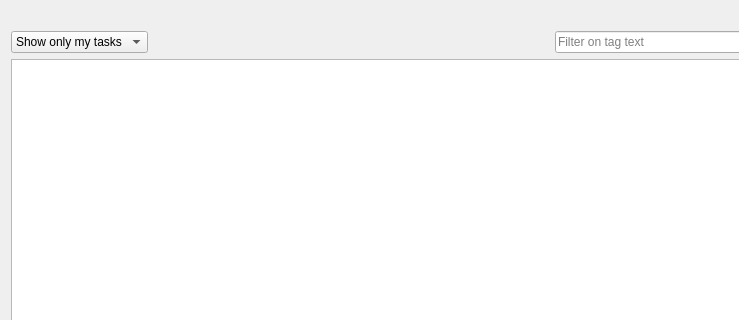
Before: the Qt Designer form plom/client/ui_files/marker.ui in plomgrading/plom, drawn with Qt 5; both pictures show x 0 to 739 and y 0 to 320 of the 1024 by 768 pixel window.
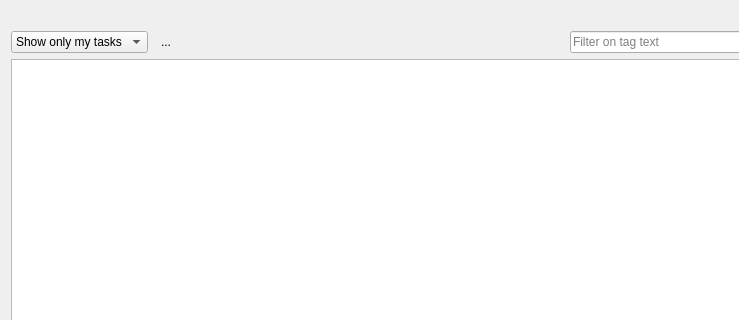
After: the same form once the commit is applied. Custom widgets are drawn as their Qt base class.

Commit message: marker: add a refresh button to the task list

Patch:
```diff
--- a/plom/client/ui_files/marker.ui
+++ b/plom/client/ui_files/marker.ui
@@ -109,6 +109,16 @@
                </item>
               </widget>
              </item>
+             <item>
+              <widget class="QToolButton" name="refreshTaskListButton">
+               <property name="text">
+                <string>...</string>
+               </property>
+               <property name="autoRaise">
+                <bool>true</bool>
+               </property>
+              </widget>
+             </item>
              <item>
               <spacer name="horizontalSpacer_2">
                <property name="orientation">
```
The commit also changes 1 other file.
